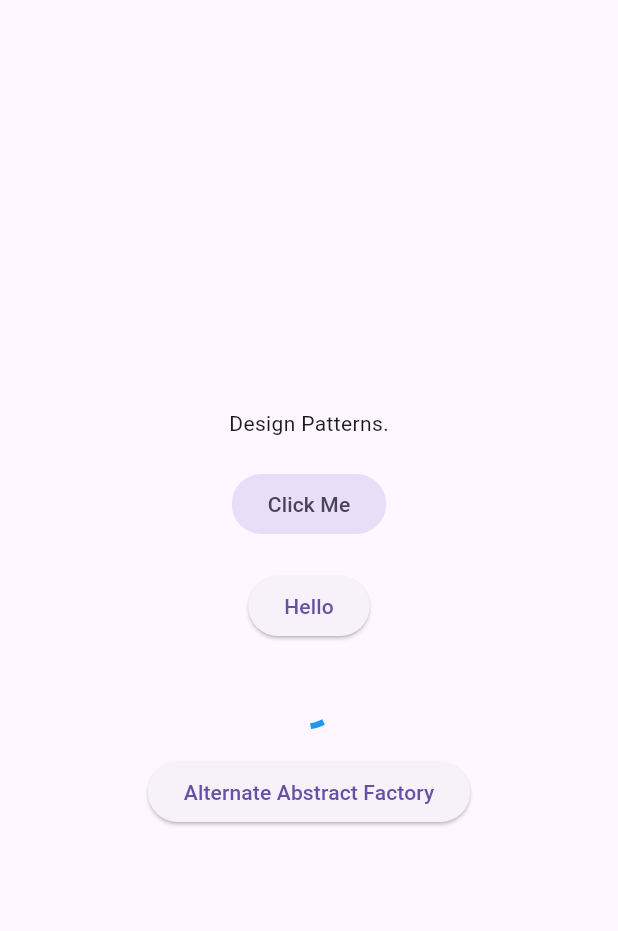
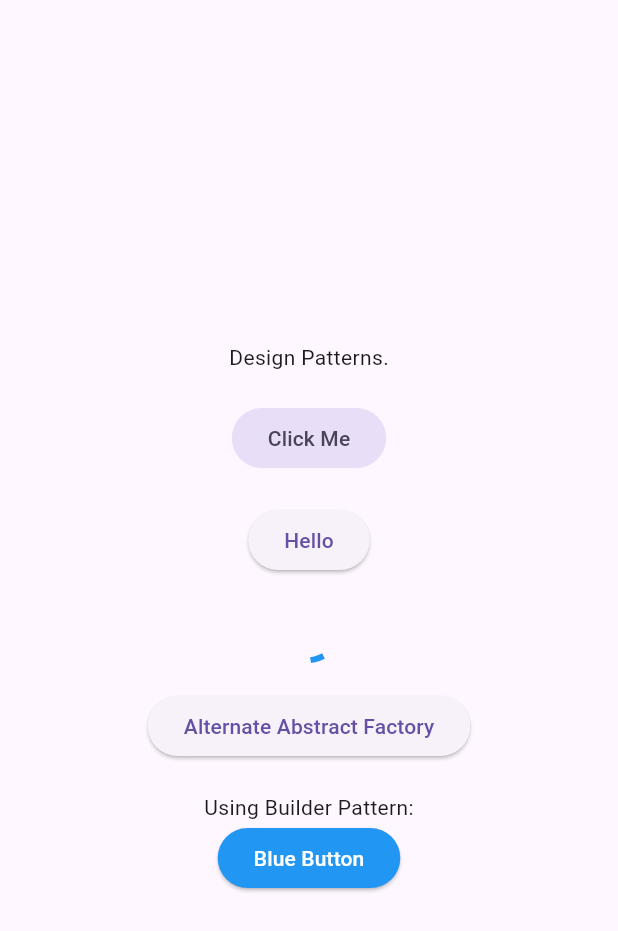
Before and after one commit to ekakshjanweja/flutter-design-patterns, a Flutter app: the screen it shows after launch, on a phone screen of 412 x 824 dp. Shown: the top 931 px of the screen. Run offline on Flutter 3.47's test engine with Material 3 defaults, Android fonts, the phone set to English and light mode, and no system bars.

Commit message:
Creational Patterns: Builder Pattern

```diff
--- /dev/null
+++ b/lib/creational/builder_flutter.dart
@@ -0,0 +1,85 @@
+import 'package:flutter/material.dart';
+
+// Product: CustomButton
+class CustomButton extends StatelessWidget {
+  final Color color;
+  final String label;
+
+  const CustomButton({super.key, required this.color, required this.label});
+
+  @override
+  Widget build(BuildContext context) {
+    return ElevatedButton(
+      style: ElevatedButton.styleFrom(backgroundColor: color),
+      onPressed: () {},
+      child: Text(
+        label,
+        style: const TextStyle(color: Colors.white),
+      ),
+    );
+  }
+}
+
+// Builder: ButtonBuilder
+abstract class ButtonBuilder {
+  void buildColor();
+  void buildLabel();
+  CustomButton getResult();
+}
+
+// ConcreteBuilder: RedButtonBuilder
+class RedButtonBuilder implements ButtonBuilder {
+  late Color color;
+  late String label;
+
+  @override
+  void buildColor() {
+    color = Colors.red;
+  }
+
+  @override
+  void buildLabel() {
+    label = 'Red Button';
+  }
+
+  @override
+  CustomButton getResult() {
+    return CustomButton(color: color, label: label);
+  }
+}
+
+// ConcreteBuilder: BlueButtonBuilder
+class BlueButtonBuilder implements ButtonBuilder {
+  late Color color;
+  late String label;
+
+  @override
+  void buildColor() {
+    color = Colors.blue;
+  }
+
+  @override
+  void buildLabel() {
+    label = 'Blue Button';
+  }
+
+  @override
+  CustomButton getResult() {
+    return CustomButton(color: color, label: label);
+  }
+}
+
+// Director: ButtonDirector
+class ButtonDirector {
+  late ButtonBuilder buttonBuilder;
+
+  void setButtonBuilder(ButtonBuilder builder) {
+    buttonBuilder = builder;
+  }
+
+  CustomButton constructButton() {
+    buttonBuilder.buildColor();
+    buttonBuilder.buildLabel();
+    return buttonBuilder.getResult();
+  }
+}
--- a/lib/main.dart
+++ b/lib/main.dart
@@ -1,4 +1,5 @@
 import 'package:design_patterns/creational/abstract_factory.dart';
+import 'package:design_patterns/creational/builder_flutter.dart';
 import 'package:design_patterns/creational/factory_method.dart';
 import 'package:flutter/material.dart';
 
@@ -17,6 +18,12 @@ class MyApp extends StatelessWidget {
 
   @override
   Widget build(BuildContext context) {
+    ButtonDirector buttonDirector = ButtonDirector();
+
+    buttonDirector.setButtonBuilder(BlueButtonBuilder());
+
+    CustomButton blueButton = buttonDirector.constructButton();
+
     return MaterialApp(
       debugShowCheckedModeBanner: false,
       title: 'Design Patterns',
@@ -47,6 +54,9 @@ class MyApp extends StatelessWidget {
                 'Alternate Abstract Factory',
                 () {},
               ),
+              const SizedBox(height: 20),
+              const Text("Using Builder Pattern:"),
+              blueButton,
             ],
           ),
         ),
```
Also changed, not shown: lib/creational/builder_dart.dart (added, +107 -0 lines).
